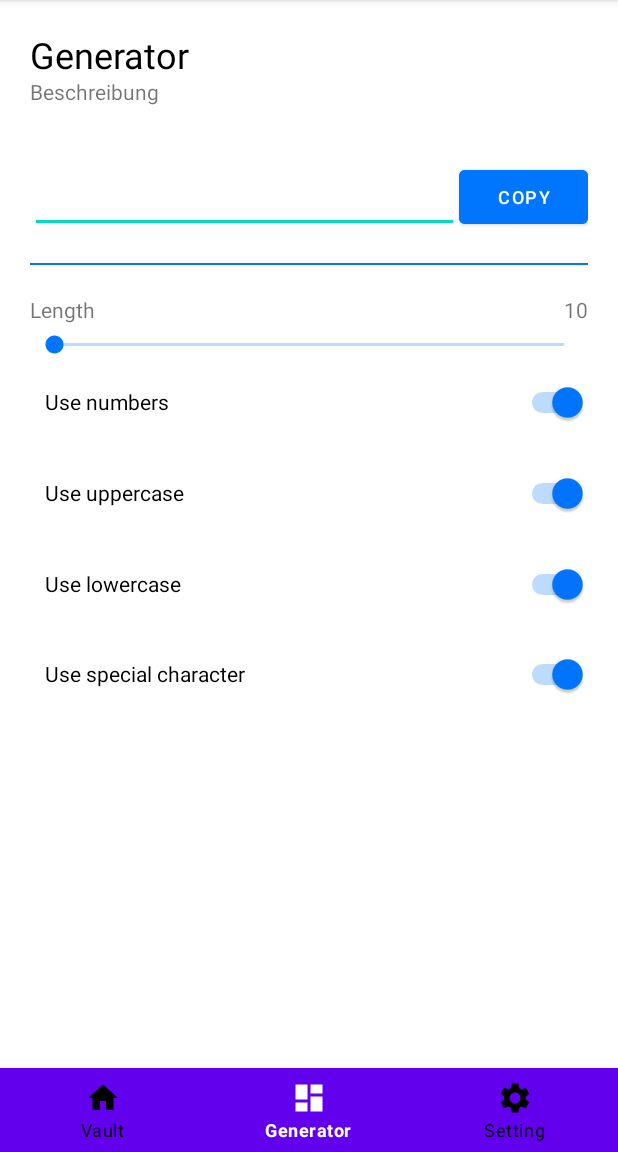
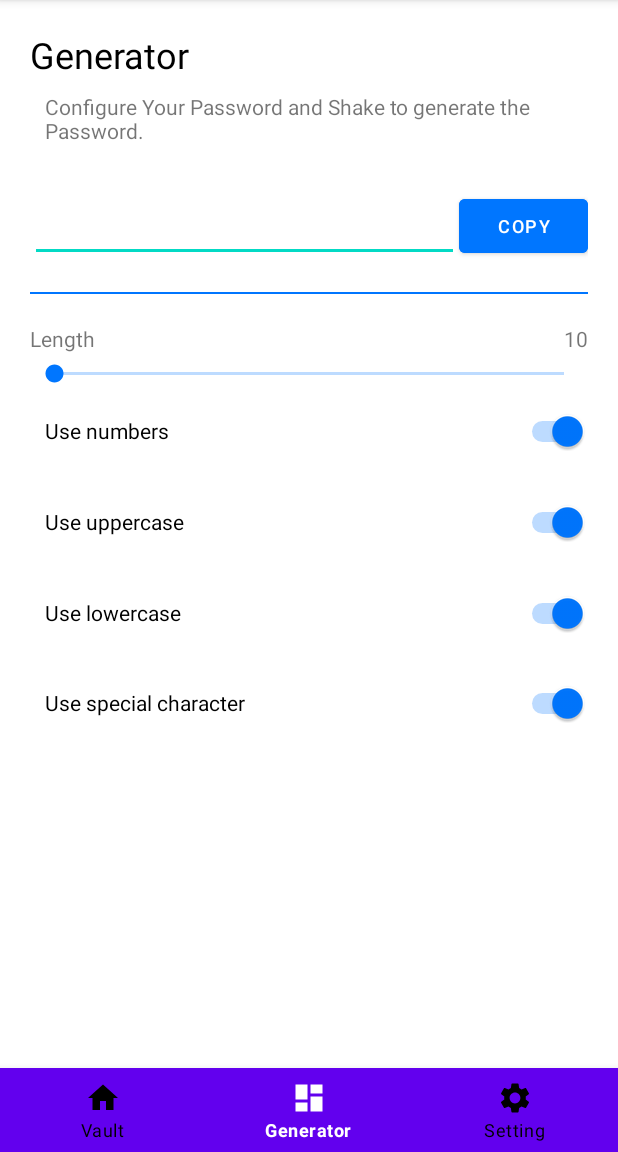
Before and after one commit to novisadvenis/safeshake, an Android app: the Generator screen opened directly, with no data from a screen before it, on a phone screen of 412 x 824 dp, the part 84-1236 px from its top. Run offline under Robolectric (Android 15) with nearby library versions, the phone set to English and light mode, and no system bars; libraries missing offline, so code that uses them is left out: com.squareup.seismic; 2 statements that could not run were skipped.

Commit message:
description generator

```diff
--- a/app/src/main/java/com/safeshake3/activity/EditPassword.java
+++ b/app/src/main/java/com/safeshake3/activity/EditPassword.java
@@ -85,7 +85,7 @@ public class EditPassword extends AppCompatActivity {
                 AlertDialog.Builder builder = new AlertDialog.Builder(EditPassword.this);
                 builder.setCancelable(true);
                 builder.setTitle("You want to delete this Password ?");
-                builder.setMessage("Please be sure, You cannot undo this Action");
+                builder.setMessage("Please be sure, you cannot undo this Action");
                 builder.setPositiveButton("Confirm",
                         new DialogInterface.OnClickListener() {
                             @Override
--- a/app/src/main/res/layout/activity_generator.xml
+++ b/app/src/main/res/layout/activity_generator.xml
@@ -29,8 +29,9 @@
             <TextView
                 android:id="@+id/textView4"
                 android:layout_width="match_parent"
-                android:layout_height="36dp"
-                android:text="Beschreibung" />
+                android:layout_height="wrap_content"
+                android:padding="10dp"
+                android:text="Configure Your Password and Shake to generate the Password." />
             <Space
                 android:layout_width="match_parent"
                 android:layout_height="20dp" />
```
